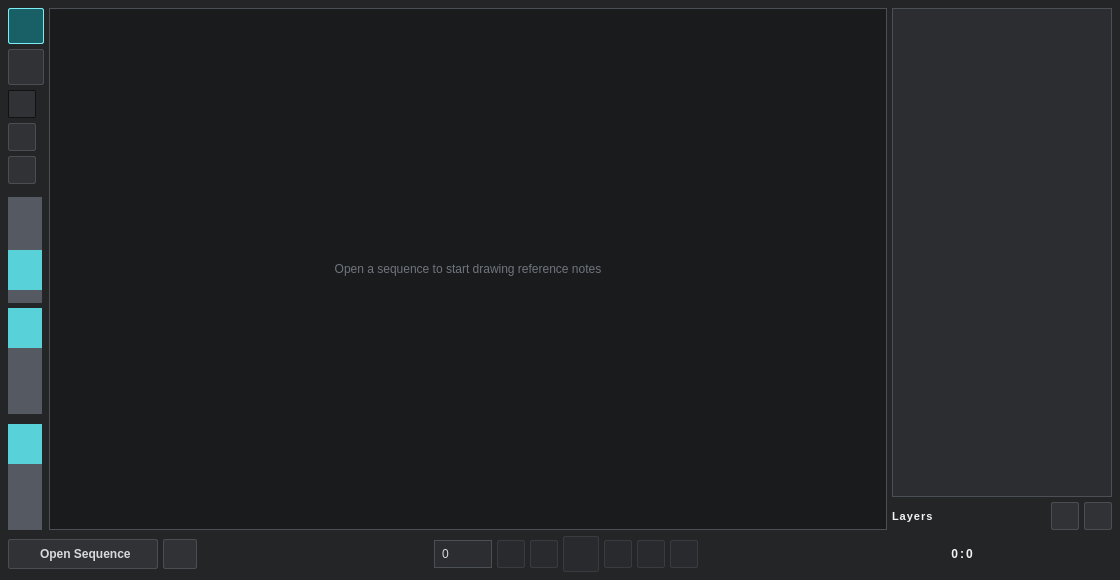
Before: the Qt Designer form AnimRef/Contents/interface/interface.ui in ShirzadBh/AnimRef, drawn with Qt 5.
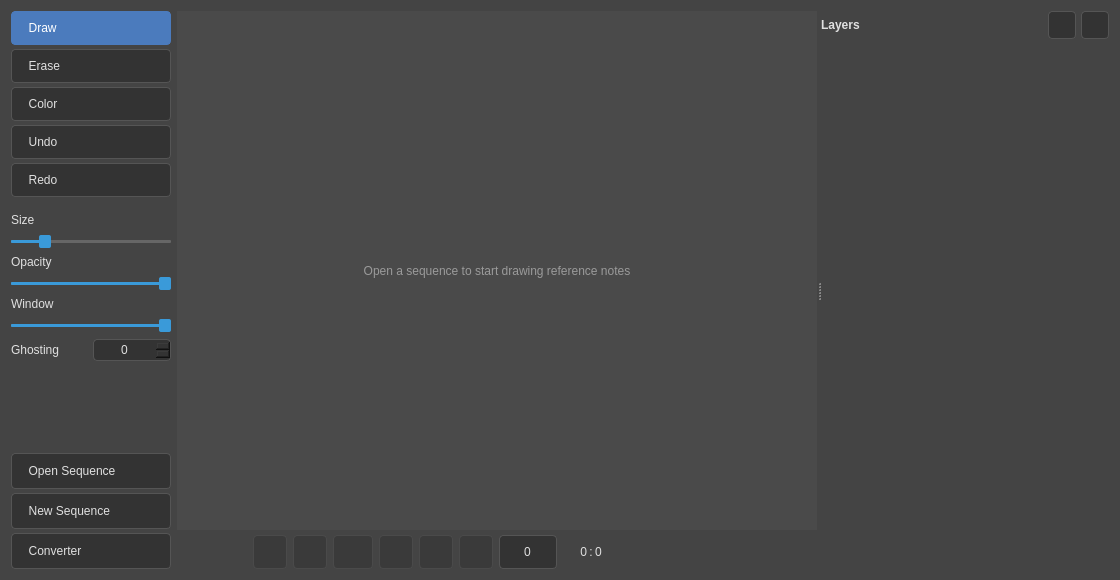
After: the same form once the commit is applied.

Commit message: Added ghosting and layer management

Diff of the .ui file:
```diff
--- a/AnimRef/Contents/interface/interface.ui
+++ b/AnimRef/Contents/interface/interface.ui
@@ -27,169 +27,128 @@
   </property>
   <property name="styleSheet">
    <string notr="true">
-
 QWidget#Form {
-    background-color: #242526;
-    color: #d7d9dc;
+    background-color: #444444;
+    color: #e0e0e0;
     font-family: Segoe UI, Arial, sans-serif;
-    font-size: 11px;
+    font-size: 12px;
+}
+QLabel {
+    color: #e0e0e0;
 }
 QPushButton {
-    background-color: #303236;
-    color: #d7d9dc;
-    border: 1px solid #4a4d52;
-    border-radius: 2px;
-    padding: 3px 6px;
+    background-color: #333333;
+    color: #e0e0e0;
+    border: 1px solid #555555;
+    border-radius: 4px;
+    padding: 6px 10px;
+    text-align: left;
 }
 QPushButton:hover {
     background-color: #383b40;
     border-color: #6ad8df;
 }
-QPushButton:pressed, QPushButton:checked {
-    background-color: #195f66;
-    border-color: #7beef5;
+QPushButton:pressed {
+    background-color: #2b2b2b;
+}
+QPushButton:checked {
+    background-color: #4b7bbd;
+    border-color: #4b7bbd;
     color: #ffffff;
 }
 QPushButton:disabled {
-    background-color: #282a2d;
-    color: #666b72;
-    border-color: #383b40;
+    color: #808080;
+    background-color: #3a3a3a;
+    border-color: #4a4a4a;
 }
-QPushButton#btn_load_seq {
-    background-color: #303236;
-    border-radius: 2px;
-    padding-left: 10px;
-    padding-right: 12px;
-    font-size: 12px;
-    font-weight: 500;
-}
-QPushButton#btn_load_seq:hover {
-    background-color: #383b40;
-}
-QPushButton#btn_brush_color {
-    border: 1px solid #111214;
-    border-radius: 1px;
+QPushButton#btn_s_frame, QPushButton#btn_p_frame, QPushButton#btn_play,
+QPushButton#btn_n_frame, QPushButton#btn_e_frame, QPushButton#btn_loop,
+QPushButton#btn_add_layer, QPushButton#btn_remove_layer {
+    padding: 4px;
+    text-align: center;
 }
 QLabel#viewer {
-    background-color: #1a1b1d;
-    border: 1px solid #4b4f56;
-    border-radius: 0px;
-    color: #6f747d;
-    font-size: 12px;
+    background-color: #4a4a4a;
+    border: none;
+    color: #9a9a9a;
 }
 QLabel#layersTitle {
-    color: #f1f3f4;
-    font-size: 11px;
     font-weight: 600;
-    letter-spacing: 1px;
-    padding-left: 0px;
 }
 QListWidget#lw_layers {
-    background-color: #2b2d30;
-    border: 1px solid #4b4f56;
-    border-radius: 0px;
-    padding: 2px;
+    background-color: transparent;
+    border: none;
     outline: none;
 }
 QListWidget#lw_layers::item {
-    min-height: 22px;
-    border-radius: 0px;
-    padding: 2px 5px;
+    background-color: #3a3a3a;
+    min-height: 36px;
+    padding: 4px 10px;
+    margin: 3px 2px;
+    border-radius: 6px;
+    color: #e0e0e0;
 }
 QListWidget#lw_layers::item:selected {
-    background-color: #087ea4;
+    background-color: #4b7bbd;
     color: #ffffff;
 }
 QListWidget#lw_layers::item:hover {
     background-color: #36393e;
 }
-QSpinBox#sb_time_shift {
-    background-color: #2b2d30;
-    color: #d7d9dc;
-    border: 1px solid #4b4f56;
-    border-radius: 0px;
-    padding-left: 5px;
-}
-QLabel#maxframe, QLabel#refframe, QLabel#label_4 {
-    font-weight: 600;
-    color: #f1f3f4;
-    font-size: 12px;
-}
-QLabel#state {
-    color: #8d939c;
-    padding-left: 8px;
+QSpinBox#sb_time_shift, QSpinBox#sb_ghosting {
+    background-color: #333333;
+    color: #e0e0e0;
+    border: 1px solid #555555;
+    border-radius: 4px;
+    padding: 2px 6px;
 }
 QSlider::groove:horizontal {
-    height: 40px;
-    background: #555a62;
-    border-radius: 0px;
+    height: 3px;
+    background: #666666;
+    border-radius: 1px;
+}
+QSlider::sub-page:horizontal {
+    background: #3a9ad9;
+    border-radius: 1px;
 }
 QSlider::handle:horizontal {
-    background: #58d1d8;
-    width: 20px;
+    background: #3a9ad9;
+    width: 12px;
+    height: 12px;
     margin: -5px 0;
-    border-radius: 0px;
-}
-QSlider::groove:vertical {
-    width: 40px;
-    background: #555a62;
-    border-radius: 0px;
-}
-QSlider::handle:vertical {
-    background: #58d1d8;
-    height: 40px;
-    margin: 0 -5px;
-    border-radius: 0px;
+    border-radius: 2px;
 }
    </string>
   </property>
-  <layout class="QVBoxLayout" name="verticalLayout">
-   <property name="spacing">
-    <number>6</number>
-   </property>
-   <property name="leftMargin">
-    <number>8</number>
-   </property>
-   <property name="topMargin">
-    <number>8</number>
-   </property>
-   <property name="rightMargin">
-    <number>8</number>
-   </property>
-   <property name="bottomMargin">
-    <number>8</number>
-   </property>
+  <layout class="QVBoxLayout" name="verticalLayout_2">
    <item>
-    <layout class="QHBoxLayout" name="centerLayout">
-     <property name="spacing">
-      <number>5</number>
-     </property>
+    <layout class="QHBoxLayout" name="horizontalLayout">
      <item>
       <layout class="QVBoxLayout" name="sidebarLayout">
        <property name="spacing">
-        <number>5</number>
+        <number>4</number>
        </property>
        <item>
         <widget class="QPushButton" name="btn_brush">
          <property name="minimumSize">
           <size>
-           <width>36</width>
-           <height>36</height>
+           <width>160</width>
+           <height>34</height>
           </size>
          </property>
          <property name="maximumSize">
           <size>
-           <width>36</width>
-           <height>36</height>
+           <width>160</width>
+           <height>34</height>
           </size>
          </property>
          <property name="text">
-          <string/>
+          <string>  Draw</string>
          </property>
          <property name="iconSize">
           <size>
-           <width>24</width>
-           <height>24</height>
+           <width>18</width>
+           <height>18</height>
           </size>
          </property>
          <property name="checkable">
@@ -204,23 +163,23 @@
         <widget class="QPushButton" name="btn_eraser">
          <property name="minimumSize">
           <size>
-           <width>36</width>
-           <height>36</height>
+           <width>160</width>
+           <height>34</height>
           </size>
          </property>
          <property name="maximumSize">
           <size>
-           <width>36</width>
-           <height>36</height>
+           <width>160</width>
+           <height>34</height>
           </size>
          </property>
          <property name="text">
-          <string/>
+          <string>  Erase</string>
          </property>
          <property name="iconSize">
           <size>
-           <width>24</width>
-           <height>24</height>
+           <width>18</width>
+           <height>18</height>
           </size>
          </property>
          <property name="checkable">
@@ -232,18 +191,18 @@
         <widget class="QPushButton" name="btn_brush_color">
          <property name="minimumSize">
           <size>
-           <width>28</width>
-           <height>28</height>
+           <width>160</width>
+           <height>34</height>
           </size>
          </property>
          <property name="maximumSize">
           <size>
-           <width>28</width>
-           <height>28</height>
+           <width>160</width>
+           <height>34</height>
           </size>
          </property>
          <property name="text">
-          <string/>
+          <string>  Color</string>
          </property>
         </widget>
        </item>
@@ -251,23 +210,23 @@
         <widget class="QPushButton" name="btn_undo">
          <property name="minimumSize">
           <size>
-           <width>28</width>
-           <height>28</height>
+           <width>160</width>
+           <height>34</height>
           </size>
          </property>
          <property name="maximumSize">
           <size>
-           <width>28</width>
-           <height>28</height>
+           <width>160</width>
+           <height>34</height>
           </size>
          </property>
          <property name="text">
-          <string/>
+          <string>  Undo</string>
          </property>
          <property name="iconSize">
           <size>
-           <width>22</width>
-           <height>22</height>
+           <width>18</width>
+           <height>18</height>
           </size>
          </property>
         </widget>
@@ -276,23 +235,23 @@
         <widget class="QPushButton" name="btn_redo">
          <property name="minimumSize">
           <size>
-           <width>28</width>
-           <height>28</height>
+           <width>160</width>
+           <height>34</height>
           </size>
          </property>
          <property name="maximumSize">
           <size>
-           <width>28</width>
-           <height>28</height>
+           <width>160</width>
+           <height>34</height>
           </size>
          </property>
          <property name="text">
-          <string/>
+          <string>  Redo</string>
          </property>
          <property name="iconSize">
           <size>
-           <width>22</width>
-           <height>22</height>
+           <width>18</width>
+           <height>18</height>
           </size>
          </property>
         </widget>
@@ -308,39 +267,39 @@
          <property name="sizeHint" stdset="0">
           <size>
            <width>20</width>
-           <height>8</height>
+           <height>12</height>
           </size>
          </property>
         </spacer>
        </item>
+       <item>
+        <layout class="QHBoxLayout" name="sizeLabelRow">
+         <item>
+          <widget class="QLabel" name="lbl_size">
+           <property name="text">
+            <string>Size</string>
+           </property>
+          </widget>
+         </item>
+        </layout>
+       </item>
        <item>
         <widget class="QSlider" name="sl_brush_size">
          <property name="minimumSize">
           <size>
-           <width>34</width>
-           <height>106</height>
+           <width>160</width>
+           <height>20</height>
           </size>
          </property>
          <property name="maximumSize">
           <size>
-           <width>34</width>
-           <height>120</height>
+           <width>160</width>
+           <height>20</height>
           </size>
          </property>
          <property name="toolTip">
           <string>Brush Size</string>
          </property>
-         <property name="styleSheet">
-          <string notr="true">QSlider::groove:horizontal {
-    background: #333333;
-}
-
-QSlider::handle:horizontal {
-    background: #5b5b5b;
-    width: 16px;
-
-}</string>
-         </property>
          <property name="minimum">
           <number>1</number>
          </property>
@@ -351,22 +310,33 @@
           <number>20</number>
          </property>
          <property name="orientation">
-          <enum>Qt::Vertical</enum>
+          <enum>Qt::Horizontal</enum>
          </property>
         </widget>
        </item>
+       <item>
+        <layout class="QHBoxLayout" name="flowLabelRow">
+         <item>
+          <widget class="QLabel" name="lbl_flow">
+           <property name="text">
+            <string>Opacity</string>
+           </property>
+          </widget>
+         </item>
+        </layout>
+       </item>
        <item>
         <widget class="QSlider" name="sl_brush_flow">
          <property name="minimumSize">
           <size>
-           <width>34</width>
-           <height>106</height>
+           <width>160</width>
+           <height>20</height>
           </size>
          </property>
          <property name="maximumSize">
           <size>
-           <width>34</width>
-           <height>120</height>
+           <width>160</width>
+           <height>20</height>
           </size>
          </property>
          <property name="toolTip">
@@ -382,10 +352,94 @@
           <number>100</number>
          </property>
          <property name="orientation">
-          <enum>Qt::Vertical</enum>
+          <enum>Qt::Horizontal</enum>
          </property>
         </widget>
        </item>
+       <item>
+        <layout class="QHBoxLayout" name="opacityLabelRow">
+         <item>
+          <widget class="QLabel" name="lbl_opacity">
+           <property name="text">
+            <string>Window</string>
+           </property>
+          </widget>
+         </item>
+        </layout>
+       </item>
+       <item>
+        <widget class="QSlider" name="sl_opacity">
+         <property name="minimumSize">
+          <size>
+           <width>160</width>
+           <height>20</height>
+          </size>
+         </property>
+         <property name="maximumSize">
+          <size>
+           <width>160</width>
+           <height>20</height>
+          </size>
+         </property>
+         <property name="toolTip">
+          <string>Window Opacity</string>
+         </property>
+         <property name="minimum">
+          <number>10</number>
+         </property>
+         <property name="maximum">
+          <number>100</number>
+         </property>
+         <property name="value">
+          <number>100</number>
+         </property>
+         <property name="orientation">
+          <enum>Qt::Horizontal</enum>
+         </property>
+        </widget>
+       </item>
+       <item>
+        <layout class="QHBoxLayout" name="ghostingRow">
+         <item>
+          <widget class="QLabel" name="lbl_ghosting">
+           <property name="text">
+            <string>Ghosting</string>
+           </property>
+          </widget>
+         </item>
+         <item>
+          <widget class="QSpinBox" name="sb_ghosting">
+           <property name="minimumSize">
+            <size>
+             <width>0</width>
+             <height>0</height>
+            </size>
+           </property>
+           <property name="maximumSize">
+            <size>
+             <width>1000000</width>
+             <height>1000000</height>
+            </size>
+           </property>
+           <property name="toolTip">
+            <string>Number of frames before/after shown as ghosts</string>
+           </property>
+           <property name="alignment">
+            <set>Qt::AlignCenter</set>
+           </property>
+           <property name="minimum">
+            <number>0</number>
+           </property>
+           <property name="maximum">
+            <number>10</number>
+           </property>
+           <property name="value">
+            <number>0</number>
+           </property>
+          </widget>
+         </item>
+        </layout>
+       </item>
        <item>
         <spacer name="sidebarSpacer">
          <property name="orientation">
@@ -400,38 +454,98 @@
         </spacer>
        </item>
        <item>
-        <widget class="QSlider" name="sl_opacity">
+        <widget class="QPushButton" name="btn_load_seq">
          <property name="minimumSize">
           <size>
-           <width>34</width>
-           <height>106</height>
+           <width>160</width>
+           <height>36</height>
           </size>
          </property>
          <property name="maximumSize">
           <size>
-           <width>34</width>
-           <height>120</height>
+           <width>160</width>
+           <height>36</height>
           </size>
          </property>
+         <property name="text">
+          <string>  Open Sequence</string>
+         </property>
+         <property name="iconSize">
+          <size>
+           <width>18</width>
+           <height>18</height>
+          </size>
+         </property>
+        </widget>
+       </item>
+       <item>
+        <widget class="QPushButton" name="btn_new_seq">
+         <property name="minimumSize">
+          <size>
+           <width>160</width>
+           <height>36</height>
+          </size>
+         </property>
+         <property name="maximumSize">
+          <size>
+           <width>160</width>
+           <height>36</height>
+          </size>
+         </property>
          <property name="toolTip">
           <string>Brush Flow</string>
          </property>
-         <property name="minimum">
-          <number>10</number>
+         <property name="text">
+          <string>  New Sequence</string>
          </property>
-         <property name="maximum">
-          <number>100</number>
+         <property name="iconSize">
+          <size>
+           <width>18</width>
+           <height>18</height>
+          </size>
          </property>
-         <property name="value">
-          <number>100</number>
+        </widget>
+       </item>
+       <item>
+        <widget class="QPushButton" name="btn_converter">
+         <property name="minimumSize">
+          <size>
+           <width>160</width>
+           <height>36</height>
+          </size>
          </property>
-         <property name="orientation">
-          <enum>Qt::Vertical</enum>
+         <property name="maximumSize">
+          <size>
+           <width>160</width>
+           <height>36</height>
+          </size>
+         </property>
+         <property name="toolTip">
+          <string>Open / download sequence converter</string>
+         </property>
+         <property name="text">
+          <string>  Converter</string>
+         </property>
+         <property name="iconSize">
+          <size>
+           <width>18</width>
+           <height>18</height>
+          </size>
          </property>
         </widget>
        </item>
       </layout>
      </item>
+     <item>
+      <widget class="QSplitter" name="splitter">
+       <property name="orientation">
+        <enum>Qt::Horizontal</enum>
+       </property>
+       <widget class="QWidget" name="layoutWidget">
+        <layout class="QVBoxLayout" name="viewerColumn">
+         <property name="spacing">
+          <number>5</number>
+         </property>
      <item>
       <widget class="QLabel" name="viewer">
        <property name="sizePolicy">
@@ -458,58 +572,12 @@
       </widget>
      </item>
      <item>
-      <layout class="QVBoxLayout" name="rightLayout">
+          <layout class="QHBoxLayout" name="playbackLayout">
        <property name="spacing">
-        <number>5</number>
+            <number>6</number>
        </property>
        <item>
-        <widget class="QListWidget" name="lw_layers">
-         <property name="sizePolicy">
-          <sizepolicy hsizetype="Fixed" vsizetype="Expanding">
-           <horstretch>0</horstretch>
-           <verstretch>1</verstretch>
-          </sizepolicy>
-         </property>
-         <property name="minimumSize">
-          <size>
-           <width>190</width>
-           <height>220</height>
-          </size>
-         </property>
-         <property name="maximumSize">
-          <size>
-           <width>220</width>
-           <height>16777215</height>
-          </size>
-         </property>
-         <property name="dragDropMode">
-          <enum>QAbstractItemView::InternalMove</enum>
-         </property>
-         <property name="alternatingRowColors">
-          <bool>false</bool>
-         </property>
-        </widget>
-       </item>
-       <item>
-        <layout class="QHBoxLayout" name="layersHeaderLayout">
-         <property name="spacing">
-          <number>5</number>
-         </property>
-         <item>
-          <widget class="QLabel" name="layersTitle">
-           <property name="minimumSize">
-            <size>
-             <width>0</width>
-             <height>24</height>
-            </size>
-           </property>
-           <property name="text">
-            <string>Layers</string>
-           </property>
-          </widget>
-         </item>
-         <item>
-          <spacer name="layersHeaderSpacer">
+            <spacer name="playbackSpacerL">
            <property name="orientation">
             <enum>Qt::Horizontal</enum>
            </property>
@@ -520,167 +588,6 @@
             </size>
            </property>
           </spacer>
-         </item>
-         <item>
-          <widget class="QPushButton" name="btn_remove_layer">
-           <property name="minimumSize">
-            <size>
-             <width>28</width>
-             <height>28</height>
-            </size>
-           </property>
-           <property name="maximumSize">
-            <size>
-             <width>28</width>
-             <height>28</height>
-            </size>
-           </property>
-           <property name="text">
-            <string/>
-           </property>
-           <property name="iconSize">
-            <size>
-             <width>20</width>
-             <height>20</height>
-            </size>
-           </property>
-          </widget>
-         </item>
-         <item>
-          <widget class="QPushButton" name="btn_add_layer">
-           <property name="minimumSize">
-            <size>
-             <width>28</width>
-             <height>28</height>
-            </size>
-           </property>
-           <property name="maximumSize">
-            <size>
-             <width>28</width>
-             <height>28</height>
-            </size>
-           </property>
-           <property name="text">
-            <string/>
-           </property>
-           <property name="iconSize">
-            <size>
-             <width>20</width>
-             <height>20</height>
-            </size>
-           </property>
-          </widget>
-         </item>
-        </layout>
-       </item>
-      </layout>
-     </item>
-    </layout>
-   </item>
-   <item>
-    <layout class="QHBoxLayout" name="bottomLayout">
-     <property name="spacing">
-      <number>5</number>
-     </property>
-     <item>
-      <widget class="QPushButton" name="btn_load_seq">
-       <property name="minimumSize">
-        <size>
-         <width>150</width>
-         <height>30</height>
-        </size>
-       </property>
-       <property name="maximumSize">
-        <size>
-         <width>190</width>
-         <height>30</height>
-        </size>
-       </property>
-       <property name="text">
-        <string>  Open Sequence</string>
-       </property>
-       <property name="iconSize">
-        <size>
-         <width>22</width>
-         <height>22</height>
-        </size>
-       </property>
-      </widget>
-     </item>
-     <item>
-      <widget class="QPushButton" name="btn_converter">
-       <property name="minimumSize">
-        <size>
-         <width>34</width>
-         <height>30</height>
-        </size>
-       </property>
-       <property name="maximumSize">
-        <size>
-         <width>34</width>
-         <height>30</height>
-        </size>
-       </property>
-       <property name="toolTip">
-        <string>Open / download sequence converter</string>
-       </property>
-       <property name="text">
-        <string/>
-       </property>
-       <property name="iconSize">
-        <size>
-         <width>20</width>
-         <height>20</height>
-        </size>
-       </property>
-      </widget>
-     </item>
-     <item>
-      <spacer name="horizontalSpacer">
-       <property name="orientation">
-        <enum>Qt::Horizontal</enum>
-       </property>
-       <property name="sizeHint" stdset="0">
-        <size>
-         <width>40</width>
-         <height>20</height>
-        </size>
-       </property>
-      </spacer>
-     </item>
-     <item>
-      <widget class="QSpinBox" name="sb_time_shift">
-       <property name="enabled">
-        <bool>false</bool>
-       </property>
-       <property name="minimumSize">
-        <size>
-         <width>58</width>
-         <height>28</height>
-        </size>
-       </property>
-       <property name="maximumSize">
-        <size>
-         <width>58</width>
-         <height>28</height>
-        </size>
-       </property>
-       <property name="toolTip">
-        <string>Set Start Frame Of Reference</string>
-       </property>
-       <property name="buttonSymbols">
-        <enum>QAbstractSpinBox::NoButtons</enum>
-       </property>
-       <property name="minimum">
-        <number>-10000000</number>
-       </property>
-       <property name="maximum">
-        <number>10000000</number>
-       </property>
-       <property name="value">
-        <number>0</number>
-       </property>
-      </widget>
      </item>
      <item>
       <widget class="QPushButton" name="btn_s_frame">
@@ -689,14 +596,14 @@
        </property>
        <property name="minimumSize">
         <size>
-         <width>28</width>
-         <height>28</height>
+               <width>34</width>
+               <height>34</height>
         </size>
        </property>
        <property name="maximumSize">
         <size>
-         <width>28</width>
-         <height>28</height>
+               <width>34</width>
+               <height>34</height>
         </size>
        </property>
        <property name="text">
@@ -704,8 +611,8 @@
        </property>
        <property name="iconSize">
         <size>
-         <width>22</width>
-         <height>22</height>
+               <width>20</width>
+               <height>20</height>
         </size>
        </property>
       </widget>
@@ -717,14 +624,14 @@
        </property>
        <property name="minimumSize">
         <size>
-         <width>28</width>
-         <height>28</height>
+               <width>34</width>
+               <height>34</height>
         </size>
        </property>
        <property name="maximumSize">
         <size>
-         <width>28</width>
-         <height>28</height>
+               <width>34</width>
+               <height>34</height>
         </size>
        </property>
        <property name="text">
@@ -732,8 +639,8 @@
        </property>
        <property name="iconSize">
         <size>
-         <width>22</width>
-         <height>22</height>
+               <width>20</width>
+               <height>20</height>
         </size>
        </property>
       </widget>
@@ -745,14 +652,14 @@
        </property>
        <property name="minimumSize">
         <size>
-         <width>36</width>
-         <height>36</height>
+               <width>40</width>
+               <height>34</height>
         </size>
        </property>
        <property name="maximumSize">
         <size>
-         <width>36</width>
-         <height>36</height>
+               <width>40</width>
+               <height>34</height>
         </size>
        </property>
        <property name="text">
@@ -760,8 +667,8 @@
        </property>
        <property name="iconSize">
         <size>
-         <width>26</width>
-         <height>26</height>
+               <width>22</width>
+               <height>22</height>
         </size>
        </property>
        <property name="checkable">
@@ -776,14 +683,14 @@
        </property>
        <property name="minimumSize">
         <size>
-         <width>28</width>
-         <height>28</height>
+               <width>34</width>
+               <height>34</height>
         </size>
        </property>
        <property name="maximumSize">
         <size>
-         <width>28</width>
-         <height>28</height>
+               <width>34</width>
+               <height>34</height>
         </size>
        </property>
        <property name="text">
@@ -791,8 +698,8 @@
        </property>
        <property name="iconSize">
         <size>
-         <width>22</width>
-         <height>22</height>
+               <width>20</width>
+               <height>20</height>
         </size>
        </property>
       </widget>
@@ -804,14 +711,14 @@
        </property>
        <property name="minimumSize">
         <size>
-         <width>28</width>
-         <height>28</height>
+               <width>34</width>
+               <height>34</height>
         </size>
        </property>
        <property name="maximumSize">
         <size>
-         <width>28</width>
-         <height>28</height>
+               <width>34</width>
+               <height>34</height>
         </size>
        </property>
        <property name="text">
@@ -819,8 +726,8 @@
        </property>
        <property name="iconSize">
         <size>
-         <width>22</width>
-         <height>22</height>
+               <width>20</width>
+               <height>20</height>
         </size>
        </property>
       </widget>
@@ -832,14 +739,14 @@
        </property>
        <property name="minimumSize">
         <size>
-         <width>28</width>
-         <height>28</height>
+               <width>34</width>
+               <height>34</height>
         </size>
        </property>
        <property name="maximumSize">
         <size>
-         <width>28</width>
-         <height>28</height>
+               <width>34</width>
+               <height>34</height>
         </size>
        </property>
        <property name="text">
@@ -847,8 +754,8 @@
        </property>
        <property name="iconSize">
         <size>
-         <width>22</width>
-         <height>22</height>
+               <width>20</width>
+               <height>20</height>
         </size>
        </property>
        <property name="checkable">
@@ -857,17 +764,41 @@
       </widget>
      </item>
      <item>
-      <spacer name="bottomSpacer">
-       <property name="orientation">
-        <enum>Qt::Horizontal</enum>
-       </property>
-       <property name="sizeHint" stdset="0">
+            <widget class="QSpinBox" name="sb_time_shift">
+             <property name="enabled">
+              <bool>false</bool>
+             </property>
+             <property name="minimumSize">
         <size>
-         <width>40</width>
-         <height>20</height>
-        </size>
-       </property>
-      </spacer>
+               <width>58</width>
+               <height>34</height>
+              </size>
+             </property>
+             <property name="maximumSize">
+              <size>
+               <width>58</width>
+               <height>34</height>
+              </size>
+             </property>
+             <property name="toolTip">
+              <string>Set Start Frame Of Reference</string>
+             </property>
+             <property name="alignment">
+              <set>Qt::AlignCenter</set>
+             </property>
+             <property name="buttonSymbols">
+              <enum>QAbstractSpinBox::NoButtons</enum>
+             </property>
+             <property name="minimum">
+              <number>-10000000</number>
+             </property>
+             <property name="maximum">
+              <number>10000000</number>
+             </property>
+             <property name="value">
+              <number>0</number>
+             </property>
+            </widget>
      </item>
      <item>
       <layout class="QHBoxLayout" name="frameLabelsLayout">
@@ -927,6 +858,146 @@
         </widget>
        </item>
       </layout>
+           </item>
+           <item>
+            <spacer name="playbackSpacerR">
+             <property name="orientation">
+              <enum>Qt::Horizontal</enum>
+             </property>
+             <property name="sizeHint" stdset="0">
+              <size>
+               <width>40</width>
+               <height>20</height>
+              </size>
+             </property>
+            </spacer>
+           </item>
+          </layout>
+         </item>
+        </layout>
+       </widget>
+       <widget class="QWidget" name="layoutWidget">
+        <layout class="QVBoxLayout" name="verticalLayout">
+         <item>
+          <layout class="QHBoxLayout" name="layersHeaderLayout">
+           <property name="spacing">
+            <number>5</number>
+           </property>
+           <item>
+            <widget class="QLabel" name="layersTitle">
+             <property name="minimumSize">
+              <size>
+               <width>0</width>
+               <height>28</height>
+              </size>
+             </property>
+             <property name="text">
+              <string>Layers</string>
+             </property>
+            </widget>
+           </item>
+           <item>
+            <spacer name="layersHeaderSpacer">
+             <property name="orientation">
+              <enum>Qt::Horizontal</enum>
+             </property>
+             <property name="sizeHint" stdset="0">
+              <size>
+               <width>40</width>
+               <height>20</height>
+              </size>
+             </property>
+            </spacer>
+           </item>
+           <item>
+            <widget class="QPushButton" name="btn_remove_layer">
+             <property name="minimumSize">
+              <size>
+               <width>28</width>
+               <height>28</height>
+              </size>
+             </property>
+             <property name="maximumSize">
+              <size>
+               <width>28</width>
+               <height>28</height>
+              </size>
+             </property>
+             <property name="toolTip">
+              <string>Delete layer</string>
+             </property>
+             <property name="text">
+              <string/>
+             </property>
+             <property name="iconSize">
+              <size>
+               <width>18</width>
+               <height>18</height>
+              </size>
+             </property>
+            </widget>
+           </item>
+           <item>
+            <widget class="QPushButton" name="btn_add_layer">
+             <property name="minimumSize">
+              <size>
+               <width>28</width>
+               <height>28</height>
+              </size>
+             </property>
+             <property name="maximumSize">
+              <size>
+               <width>28</width>
+               <height>28</height>
+              </size>
+             </property>
+             <property name="toolTip">
+              <string>Add layer</string>
+             </property>
+             <property name="text">
+              <string/>
+             </property>
+             <property name="iconSize">
+              <size>
+               <width>18</width>
+               <height>18</height>
+              </size>
+             </property>
+            </widget>
+           </item>
+          </layout>
+         </item>
+         <item>
+          <widget class="QListWidget" name="lw_layers">
+           <property name="sizePolicy">
+            <sizepolicy hsizetype="Expanding" vsizetype="Expanding">
+             <horstretch>0</horstretch>
+             <verstretch>1</verstretch>
+            </sizepolicy>
+           </property>
+           <property name="minimumSize">
+            <size>
+             <width>0</width>
+             <height>0</height>
+            </size>
+           </property>
+           <property name="maximumSize">
+            <size>
+             <width>16777215</width>
+             <height>16777215</height>
+            </size>
+           </property>
+           <property name="dragDropMode">
+            <enum>QAbstractItemView::InternalMove</enum>
+           </property>
+           <property name="alternatingRowColors">
+            <bool>true</bool>
+           </property>
+          </widget>
+         </item>
+        </layout>
+       </widget>
+      </widget>
      </item>
     </layout>
    </item>
```
Left out of the diff: 10 changed lines with no effect on the pictures. Lines whose indentation alone changed are shown as unchanged. The commit also changes 5 other files.
